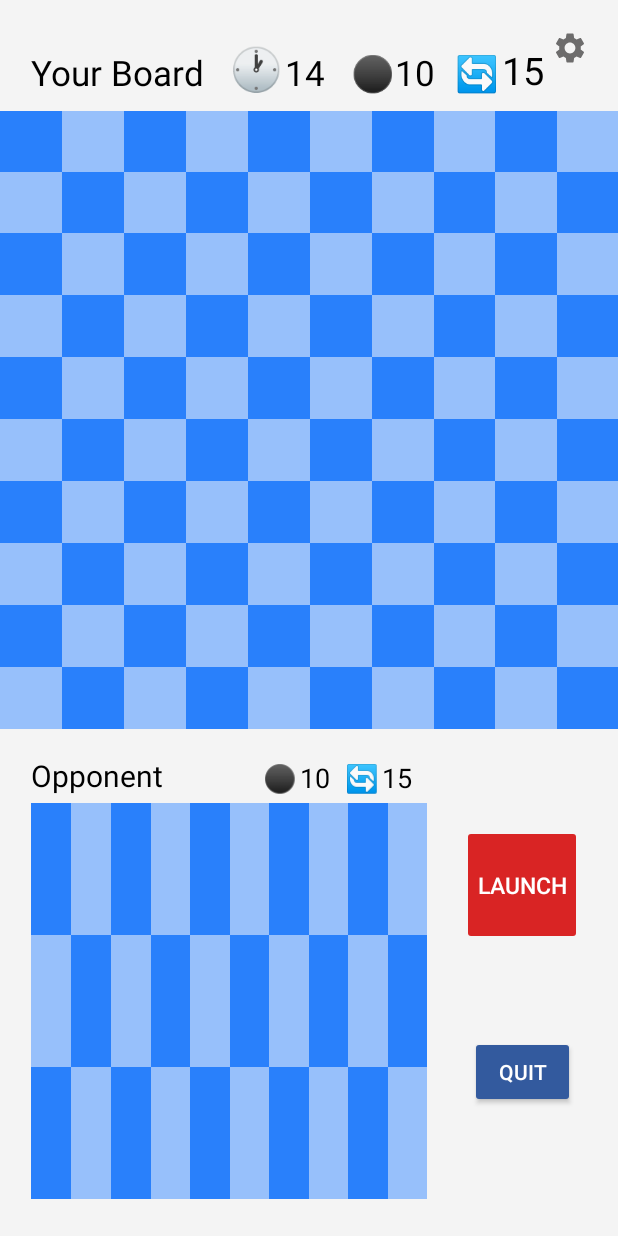
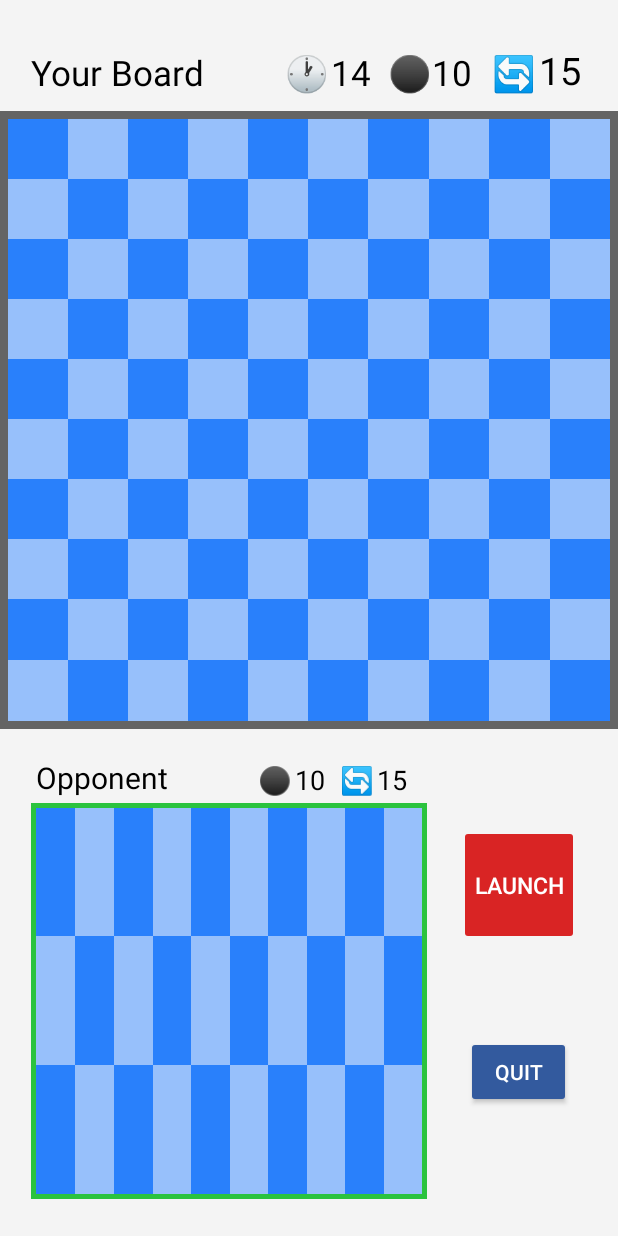
Before and after one commit to CS5520Summer2024Feinberg/final-project-finalproject-group11, an Android app: the BattleActivity screen opened directly, with no data from a screen before it, on a phone screen of 412 x 824 dp. Run offline under Robolectric (Android 15) with nearby library versions, the phone set to English and light mode, and no system bars; our stand-ins replace Firebase (no records; nobody signed in at launch, a user with empty details on screens opened directly); 6 statements that could not run were skipped.

Commit message:
Final Touch

```diff
--- a/app/src/main/java/edu/northeastern/finalprojectgroup11/BattleActivity.java
+++ b/app/src/main/java/edu/northeastern/finalprojectgroup11/BattleActivity.java
@@ -59,6 +59,9 @@ public class BattleActivity extends AppCompatActivity {
     private ValueEventListener turnListener;
     private ValueEventListener opponentStateListener;
     private ValueEventListener meGetHitListener;
+
+    private View bigOutline;
+    private View smallOutline;
 
     private final int botDelay = 0;
     private final int boardRows = 10;
@@ -169,6 +172,10 @@ public class BattleActivity extends AppCompatActivity {
         myGridLayout = findViewById(R.id.gridLayoutMyMine);
         bigCountdownIcon = findViewById(R.id.bigCountdownIcon);
 
+        // outline
+        bigOutline = findViewById(R.id.backgroundSquareBig);
+        smallOutline = findViewById(R.id.backgroundSquareSmall);
+
         // Set up both board first
         myBoard = GameBoardManager.getGameBoard(); // set my board directly from static class
         botBoard = GameBoardManager.getOpponentBoard();
@@ -206,10 +213,15 @@ public class BattleActivity extends AppCompatActivity {
                 // check who start the turn
                 if (myTurn){
                     Toast.makeText(BattleActivity.this, "You start First!", Toast.LENGTH_SHORT).show();
+                    bigOutline.setBackgroundColor(Color.parseColor("#2AC33E"));
+                    smallOutline.setBackgroundColor(Color.parseColor("#646464"));
                     countDownTimer.start();
                     setGridLayoutEnabled(true);
                 } else {
                     Toast.makeText(BattleActivity.this, "Opponent start First!", Toast.LENGTH_SHORT).show();
+                    bigOutline.setBackgroundColor(Color.parseColor("#646464"));
+                    smallOutline.setBackgroundColor(Color.parseColor("#2AC33E"));
+
                     setGridLayoutEnabled(false);
                 }
 
@@ -745,11 +757,16 @@ public class BattleActivity extends AppCompatActivity {
                 currentTurn = snapshot.getValue(Integer.class);
                 if (Objects.equals(snapshot.getValue(Integer.class), playerPosition)) {
                     myTurn = true;
-                    Toast.makeText(BattleActivity.this, "Your Turn", Toast.LENGTH_SHORT).show();
+                    //Toast.makeText(BattleActivity.this, "Your Turn", Toast.LENGTH_SHORT).show();
+                    bigOutline.setBackgroundColor(Color.parseColor("#2AC33E"));
+                    smallOutline.setBackgroundColor(Color.parseColor("#646464"));
+
                     countDownTimer.start();
                     setGridLayoutEnabled(true);
                 } else {
                     myTurn = false;
+                    smallOutline.setBackgroundColor(Color.parseColor("#2AC33E"));
+                    bigOutline.setBackgroundColor(Color.parseColor("#646464"));
                     setGridLayoutEnabled(false);
                     countDownTimer.start();
                 }
--- a/app/src/main/java/edu/northeastern/finalprojectgroup11/BotDeployActivity.java
+++ b/app/src/main/java/edu/northeastern/finalprojectgroup11/BotDeployActivity.java
@@ -95,9 +95,6 @@ public class BotDeployActivity extends AppCompatActivity {
         Button btnReset = findViewById(R.id.buttonReset);
         Button btnQuit = findViewById(R.id.buttonQuit);
 
-        ImageButton btnSettings = findViewById(R.id.btn_settings);
-        btnSettings.setOnClickListener(v -> showSettingsDialog());
-        firebaseDatabase = FirebaseDatabase.getInstance();
         mAuth = FirebaseAuth.getInstance();
         UID = mAuth.getCurrentUser().getUid();
         // Initialize the countdown timer for 10 seconds
--- a/app/src/main/res/layout/activity_bot_battle.xml
+++ b/app/src/main/res/layout/activity_bot_battle.xml
@@ -20,12 +20,26 @@
         app:layout_constraintLeft_toRightOf="@id/guideline_left_small" />
 
     <!--    Big Board Here-->
+
+    <View
+        android:id="@+id/backgroundSquareBig"
+        android:layout_width="0dp"
+        android:layout_height="0dp"
+        android:layout_margin="0dp"
+        android:background="@color/boarder_outline"
+        app:layout_constraintDimensionRatio="1:1"
+        app:layout_constraintBottom_toBottomOf="@id/guideline_bottom"
+        app:layout_constraintEnd_toEndOf="parent"
+        app:layout_constraintStart_toStartOf="parent"
+        app:layout_constraintTop_toTopOf="@id/guideline_top"/>
+
     <androidx.gridlayout.widget.GridLayout
         android:id="@+id/gridLayoutMinePlacement"
         android:layout_width="0dp"
         android:layout_height="0dp"
         android:padding="0dp"
         app:alignmentMode="alignBounds"
+        android:layout_margin="5dp"
         app:columnCount="10"
         app:layout_constraintBottom_toBottomOf="@id/guideline_bottom"
         app:layout_constraintDimensionRatio="1:1"
@@ -81,7 +95,7 @@
         android:layout_marginBottom="10dp"
         android:text="⏱️"
         android:textColor="#FF000000"
-        android:textSize="28sp"
+        android:textSize="23sp"
         app:layout_constraintBottom_toTopOf="@id/guideline_top"
         app:layout_constraintEnd_toStartOf="@id/countdownTextView" />
 
@@ -89,7 +103,7 @@
         android:id="@+id/countdownTextView"
         android:layout_width="29dp"
         android:layout_height="wrap_content"
-        android:layout_marginRight="16dp"
+        android:layout_marginRight="10dp"
         android:layout_marginBottom="10dp"
         android:text="10"
         android:gravity="center"
@@ -233,6 +247,17 @@
         app:layout_constraintGuide_percent="0.05" />
 
 
+    <View
+        android:id="@+id/backgroundSquareSmall"
+        android:layout_width="0dp"
+        android:layout_height="0dp"
+        android:layout_margin="0dp"
+        android:background="@color/boarder_outline"
+        app:layout_constraintBottom_toBottomOf="@id/guideline_bottom_small"
+        app:layout_constraintDimensionRatio="1:1"
+        app:layout_constraintStart_toEndOf="@+id/guideline_left_small"
+        app:layout_constraintTop_toTopOf="@id/guideline_top_small"/>
+
 
     <androidx.gridlayout.widget.GridLayout
         android:id="@+id/gridLayoutMyMine"
@@ -241,7 +266,7 @@
         android:padding="0dp"
         app:alignmentMode="alignBounds"
         app:columnCount="10"
-
+        android:layout_margin="3dp"
         app:layout_constraintBottom_toBottomOf="@id/guideline_bottom_small"
         app:layout_constraintDimensionRatio="1:1"
         app:layout_constraintStart_toEndOf="@+id/guideline_left_small"
@@ -260,12 +285,11 @@
 
     <ImageButton
         android:id="@+id/btn_settings"
-        android:layout_width="56dp"
-        android:layout_height="56dp"
+        android:layout_width="0dp"
+        android:layout_height="0dp"
         android:layout_marginTop="4dp"
-        android:layout_marginEnd="4dp"
+        android:layout_marginEnd="35dp"
         android:background="?attr/selectableItemBackgroundBorderless"
-        android:src="@drawable/ic_settings"
         app:layout_constraintEnd_toEndOf="parent"
         app:layout_constraintTop_toTopOf="parent" />
 
--- a/app/src/main/res/values/colors.xml
+++ b/app/src/main/res/values/colors.xml
@@ -5,7 +5,7 @@
     <color name="dark_blue">#2980fb</color>
     <color name="light_blue">#97C0FB</color>
     <color name="button_red">#D92424</color>
-    <color name="button_red_ready">#1EBD33</color>
+    <color name="button_red_ready">#2AC33E</color>
     <color name="button_three">#335A9E</color>
     <color name="button_main">#335A9E</color>
     <color name="play_background">#F4F4F4</color>
```
Also changed, not shown: app/src/main/java/edu/northeastern/finalprojectgroup11/BotBattleActivity.java (+13 -2 lines), app/src/main/res/layout/activity_bot_deploy.xml (+1 -10 lines), app/src/main/res/drawable/tutorial_step_3.jpg (deleted), 2 other files.
